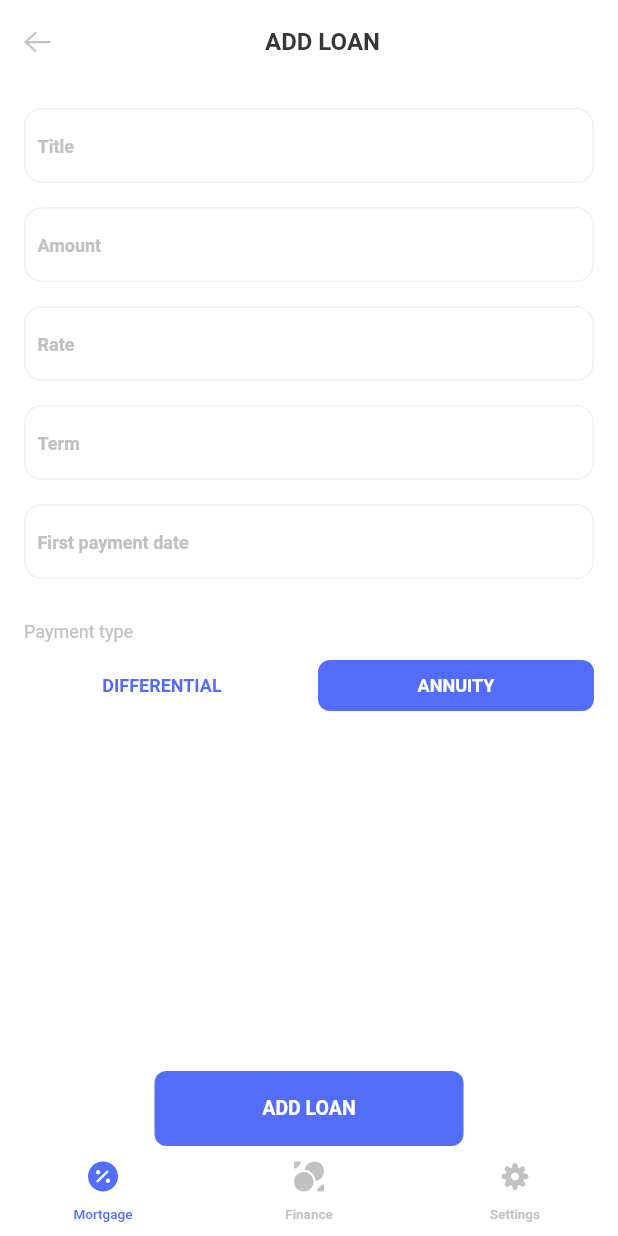
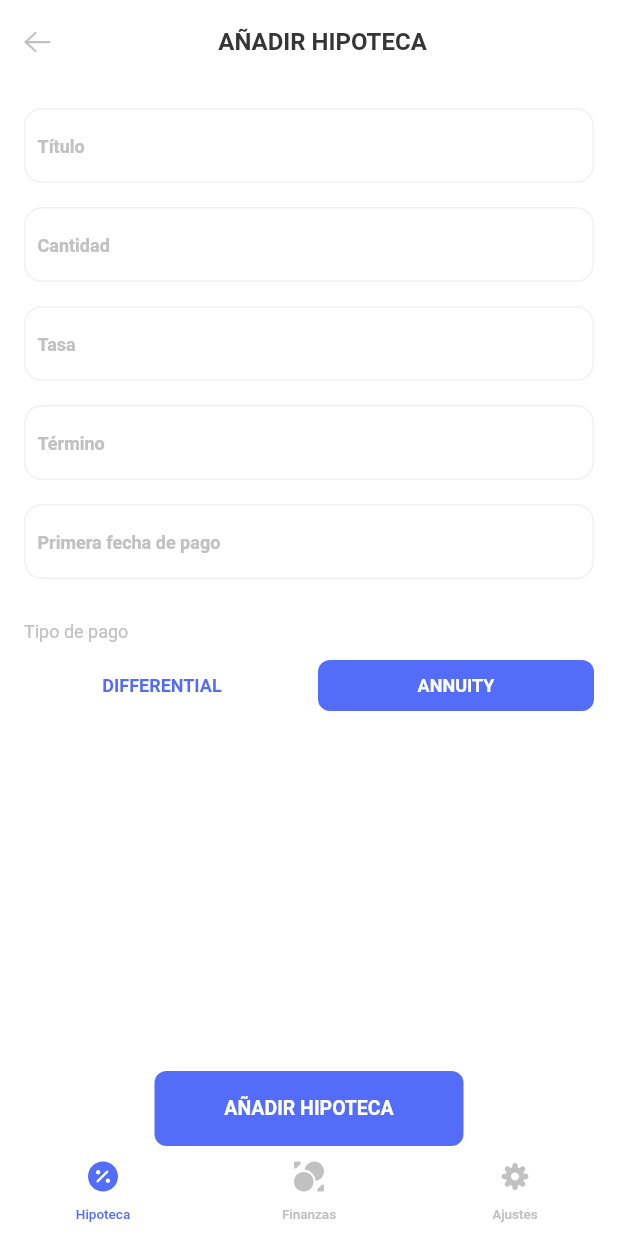
Before and after one commit to Truffel228/mortgage_2, a Flutter app: the AddMortgageScreen screen opened by its route, on a phone screen of 412 x 824 dp. Run offline on Flutter 3.47's test engine with Material 2 defaults, Android fonts, the phone set to English and light mode, and no system bars; our stand-ins replace firebase_core, firebase_messaging, firebase_remote_config, flutter_local_notifications, flutter_svg, go_router and 3 more; missing offline and left inert: flutter_inappwebview; accounts and stored records are empty; statements that could not run were skipped.

Commit message:
Spain language

```diff
--- a/lib/screens/add_loan/add_mortgage_screen.dart
+++ b/lib/screens/add_loan/add_mortgage_screen.dart
@@ -47,7 +47,7 @@ class _AddMortgageScreenState extends State<AddMortgageScreen> {
                       child: SvgPicture.asset('icons/back.svg'),
                     ),
                     const Text(
-                      'ADD LOAN',
+                      'AÑADIR HIPOTECA',
                       style: TextStyle(
                         fontWeight: FontWeight.w700,
                         color: AppTheme.blackColor,
@@ -66,13 +66,13 @@ class _AddMortgageScreenState extends State<AddMortgageScreen> {
                     children: [
                       const SizedBox(height: 16),
                       CustomTextField(
-                        hintText: 'Title',
+                        hintText: 'Título',
                         controller: _titleController,
                       ),
                       const SizedBox(height: 16),
                       CustomTextField(
                         keyboardType: TextInputType.number,
-                        hintText: 'Amount',
+                        hintText: 'Cantidad',
                         controller: _amountController,
                         formatters: [
                           FilteringTextInputFormatter.allow(RegExp(r'[0-9]')),
@@ -92,7 +92,7 @@ class _AddMortgageScreenState extends State<AddMortgageScreen> {
                       const SizedBox(height: 16),
                       CustomTextField(
                         keyboardType: TextInputType.number,
-                        hintText: 'Rate',
+                        hintText: 'Tasa',
                         formatters: [
                           FilteringTextInputFormatter.allow(RegExp(r'[0-9]')),
                         ],
@@ -115,7 +115,7 @@ class _AddMortgageScreenState extends State<AddMortgageScreen> {
                       const SizedBox(height: 16),
                       CustomTextField(
                         keyboardType: TextInputType.number,
-                        hintText: 'Term',
+                        hintText: 'Término',
                         formatters: [
                           FilteringTextInputFormatter.allow(RegExp(r'[0-9]')),
                         ],
@@ -152,7 +152,7 @@ class _AddMortgageScreenState extends State<AddMortgageScreen> {
                         },
                         child: CustomTextField(
                           enabled: false,
-                          hintText: 'First payment date',
+                          hintText: 'Primera fecha de pago',
                           controller: _firstPaymentDateController,
                         ),
                       ),
@@ -169,7 +169,7 @@ class _AddMortgageScreenState extends State<AddMortgageScreen> {
                     children: [
                       const SizedBox(height: 28),
                       const Text(
-                        'Payment type',
+                        'Tipo de pago',
                         style: TextStyle(
                           fontSize: 12,
                           color: Color(0xFFC1C1C1),
@@ -195,7 +195,7 @@ class _AddMortgageScreenState extends State<AddMortgageScreen> {
           height: 50,
           width: MediaQuery.of(context).size.width * 0.5,
           onTap: () => _onAddLoanTap(context),
-          text: 'ADD LOAN',
+          text: 'AÑADIR HIPOTECA',
         ),
         floatingActionButtonLocation: FloatingActionButtonLocation.centerDocked,
       ),
--- a/lib/screens/add_payment/add_payment_screen.dart
+++ b/lib/screens/add_payment/add_payment_screen.dart
@@ -1,4 +1,3 @@
-import 'package:mortgage/app_router.dart';
 import 'package:mortgage/widgets/app_button.dart';
 import 'package:flutter/material.dart';
 import 'package:flutter/services.dart';
@@ -33,8 +32,9 @@ class _AddPaymentScreenState extends State<AddPaymentScreen> {
                     child: SvgPicture.asset('icons/back.svg'),
                   ),
                   const Text(
-                    'LOAN INFO',
+                    'INFORMACIÓN DEL PRÉSTAMO',
                   ),
+                  const SizedBox(),
                 ],
               ),
             ),
@@ -89,7 +89,7 @@ class _AddPaymentScreenState extends State<AddPaymentScreen> {
 
           context.pop(amount);
         },
-        text: 'ADD PAYMENT',
+        text: 'AÑADIR PAGO',
       ),
       floatingActionButtonLocation: FloatingActionButtonLocation.centerDocked,
     );
--- a/lib/screens/finance_info/finance_info.dart
+++ b/lib/screens/finance_info/finance_info.dart
@@ -19,7 +19,7 @@ class FinanceInfo extends StatelessWidget {
           ),
         ),
         elevation: 0,
-        title: const Text('Financial Info'),
+        title: const Text('Información financiera'),
       ),
       body: Stack(
         children: [
--- a/lib/screens/finance_screen/finance_screen.dart
+++ b/lib/screens/finance_screen/finance_screen.dart
@@ -20,7 +20,7 @@ class FinancialScreen extends StatelessWidget {
                 top: 16,
               ),
               child: Text(
-                'Financial',
+                'Financiera',
                 style: TextStyle(
                   fontWeight: FontWeight.w700,
                   fontSize: 18,
--- a/lib/screens/main_builder/main_builder.dart
+++ b/lib/screens/main_builder/main_builder.dart
@@ -20,21 +20,21 @@ class MainBuilder extends StatelessWidget {
                 onTap: () => _itemTap(0),
                 activeIconPath: 'icons/mortgage_on.svg',
                 inactiveIconPath: 'icons/mortgage_off.svg',
-                text: 'Mortgage',
+                text: 'Hipoteca',
               ),
               NavItem(
                 active: child.currentIndex == 1,
                 onTap: () => _itemTap(1),
                 activeIconPath: 'icons/finance_on.svg',
                 inactiveIconPath: 'icons/finance_off.svg',
-                text: 'Finance',
+                text: 'Finanzas',
               ),
               NavItem(
                 active: child.currentIndex == 2,
                 onTap: () => _itemTap(2),
                 activeIconPath: 'icons/settings_on.svg',
                 inactiveIconPath: 'icons/settings_off.svg',
-                text: 'Settings',
+                text: 'Ajustes',
               ),
             ],
           ),
--- a/lib/screens/mortgage/mortgage_screen.dart
+++ b/lib/screens/mortgage/mortgage_screen.dart
@@ -5,7 +5,6 @@ import 'package:mortgage/modles/mortgages_change_notifier.dart';
 import 'package:mortgage/screens/mortgage/widgets/mortgage_child.dart';
 import 'package:mortgage/widgets/app_button.dart';
 import 'package:flutter/material.dart';
-import 'package:flutter_svg/svg.dart';
 import 'package:go_router/go_router.dart';
 import 'package:provider/provider.dart';
 
@@ -34,14 +33,14 @@ class _MortgageScreenState extends State<MortgageScreen> {
             return CustomScrollView(
               physics: const ClampingScrollPhysics(),
               slivers: [
-                SliverAppBar(
+                const SliverAppBar(
                   pinned: true,
                   elevation: 0,
                   title: Row(
                     children: [
-                      const Expanded(
+                      Expanded(
                         child: Text(
-                          'Your Mortgages',
+                          'Tus hipotecas',
                           style: TextStyle(
                             fontWeight: FontWeight.w700,
                             fontSize: 18,
@@ -49,7 +48,6 @@ class _MortgageScreenState extends State<MortgageScreen> {
                           ),
                         ),
                       ),
-
                     ],
                   ),
                 ),
@@ -66,7 +64,7 @@ class _MortgageScreenState extends State<MortgageScreen> {
                                 mainAxisSize: MainAxisSize.min,
                                 children: [
                                   Text(
-                                    "It's Empty",
+                                    "Esta vacio",
                                     style: TextStyle(
                                       fontWeight: FontWeight.w700,
                                       color: AppTheme.blackColor,
@@ -75,7 +73,7 @@ class _MortgageScreenState extends State<MortgageScreen> {
                                   ),
                                   SizedBox(height: 16),
                                   Text(
-                                    'Add information about your mortgage by clicking the "Add Loan" button',
+                                    'Agregue información sobre su hipoteca haciendo clic en el botón "Agregar préstamo"',
                                     textAlign: TextAlign.center,
                                     style: TextStyle(
                                       fontWeight: FontWeight.w400,
@@ -92,7 +90,7 @@ class _MortgageScreenState extends State<MortgageScreen> {
                                       MediaQuery.of(context).size.width * 0.5,
                                   height: 50,
                                   onTap: () => _onAddLoanTap(context),
-                                  text: 'ADD LOAN',
+                                  text: 'AÑADIR HIPOTECA',
                                 ),
                               ),
                             ],
@@ -116,7 +114,7 @@ class _MortgageScreenState extends State<MortgageScreen> {
                                       MediaQuery.of(context).size.width * 0.5,
                                   height: 50,
                                   onTap: () => _onAddLoanTap(context),
-                                  text: 'ADD LOAN',
+                                  text: 'AÑADIR HIPOTECA',
                                 ),
                               );
                             }
--- a/lib/screens/parameters/parameters_screen.dart
+++ b/lib/screens/parameters/parameters_screen.dart
@@ -20,7 +20,7 @@ class ParametersScreen extends StatelessWidget {
               const Padding(
                 padding: EdgeInsets.symmetric(vertical: 16),
                 child: Text(
-                  'Settings',
+                  'Ajustes',
                   style: TextStyle(
                     color: Color(0xFF363636),
                     fontWeight: FontWeight.w700,
@@ -30,7 +30,7 @@ class ParametersScreen extends StatelessWidget {
               ),
               const SizedBox(height: 16),
               ParamItem(
-                title: 'Privacy Policy',
+                title: 'Política de privacidad',
                 onTap: () => context.push(
                   AppRouter.ppu,
                   extra:
@@ -38,7 +38,7 @@ class ParametersScreen extends StatelessWidget {
                 ),
               ),
               ParamItem(
-                title: 'Terms and Condition',
+                title: 'Términos y Condiciones',
                 onTap: () => context.push(
                   AppRouter.ppu,
                   extra:
@@ -46,14 +46,14 @@ class ParametersScreen extends StatelessWidget {
                 ),
               ),
               ParamItem(
-                title: 'Write Support',
+                title: 'Soporte de escritura',
                 onTap: () => context.push(
                   AppRouter.ppu,
                   extra: 'https://forms.gle/GQKLramC4sTWUxxi8',
                 ),
               ),
               ParamItem(
-                title: 'Rate our app in the AppStore',
+                title: 'Califica nuestra aplicación en la AppStore',
                 onTap: () => InAppReview.instance.openStoreListing(
                   appStoreId: '6471505545',
                 ),
```
Also changed, not shown: lib/screens/mortgage_detailed_screen/mortgage_detailed_screen.dart (+18 -16 lines).
